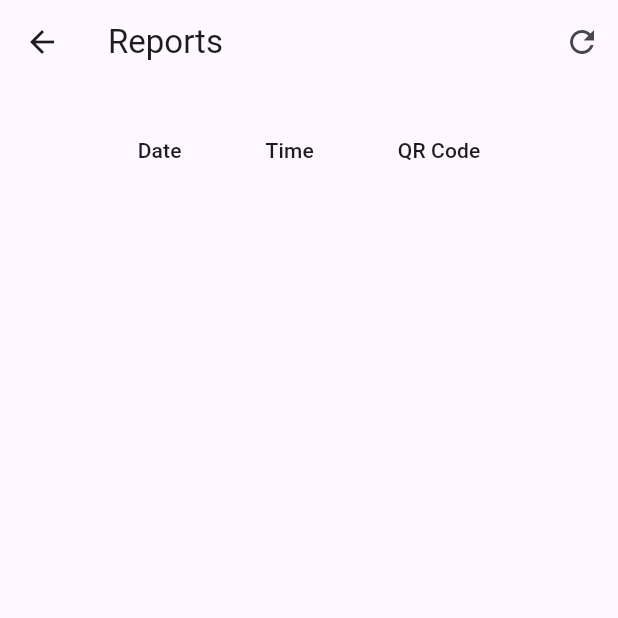
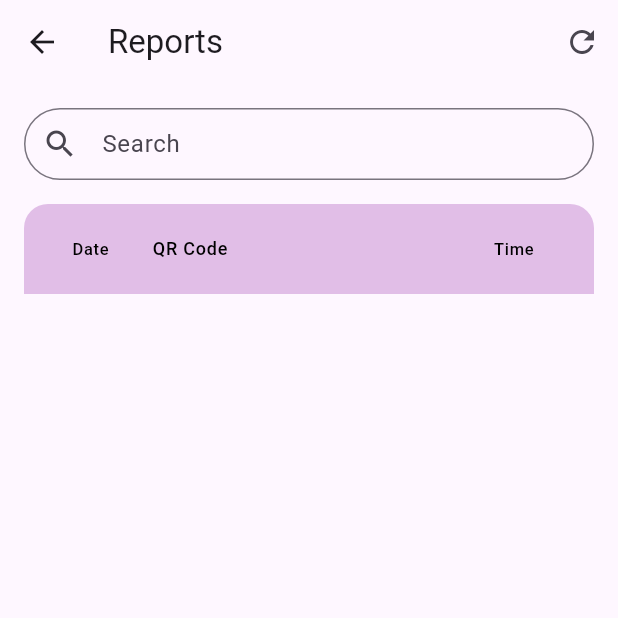
Before and after one commit to shaunniekins/qrollcall, a Flutter app: the ReportPage screen opened directly, on a phone screen of 412 x 824 dp, the top half of it. Run offline on Flutter 3.47's test engine with Material 3 defaults, Android fonts, the phone set to English and light mode, and no system bars; our stand-ins replace animated_splash_screen, flutter_sticky_header, shared_preferences; missing offline and left inert: qr_code_scanner; accounts and stored records are empty.

Commit message:
Add scrollable rows data, deletion of row data and search function

```diff
--- a/lib/pages/report_page.dart
+++ b/lib/pages/report_page.dart
@@ -1,5 +1,5 @@
 import 'package:flutter/material.dart';
-import 'package:intl/intl.dart';
+import 'package:flutter_sticky_header/flutter_sticky_header.dart';
 import 'package:shared_preferences/shared_preferences.dart';
 
 class ReportPage extends StatefulWidget {
@@ -9,6 +9,8 @@ class ReportPage extends StatefulWidget {
 
 class _ReportPageState extends State<ReportPage> {
   List<List<String>> scans = [];
+  List<List<String>> filteredScans = [];
+  String searchQuery = '';
 
   @override
   void initState() {
@@ -28,7 +30,6 @@ class _ReportPageState extends State<ReportPage> {
       }
     }
 
-    // Sort the scans by date and time in descending order
     newScans.sort((a, b) {
       final dateA = DateTime.parse('${a[0]} ${a[1]}');
       final dateB = DateTime.parse('${b[0]} ${b[1]}');
@@ -42,6 +43,11 @@ class _ReportPageState extends State<ReportPage> {
 
   @override
   Widget build(BuildContext context) {
+    // Filter the scans list based on the search query.
+    filteredScans = scans
+        .where((scan) => scan.any((item) => item.contains(searchQuery)))
+        .toList();
+
     return Scaffold(
       appBar: AppBar(
         title: const Text('Reports'),
@@ -53,31 +59,119 @@ class _ReportPageState extends State<ReportPage> {
         ],
       ),
       body: Padding(
-        padding: const EdgeInsets.only(top: 16.0),
-        child: Align(
-          alignment: Alignment.topCenter,
-          child: DataTable(
-            columns: const <DataColumn>[
-              DataColumn(
-                label: Text('Date'),
+        padding: const EdgeInsets.fromLTRB(16, 16, 16, 0),
+        child: Column(
+          children: [
+            TextField(
+              onChanged: (value) {
+                setState(() {
+                  searchQuery = value;
+                });
+              },
+              decoration: const InputDecoration(
+                labelText: "Search",
+                hintText: "Search",
+                hintStyle: TextStyle(fontSize: 14.0),
+                prefixIcon: Icon(Icons.search),
+                border: OutlineInputBorder(
+                  borderRadius: BorderRadius.all(Radius.circular(25.0)),
+                ),
+                contentPadding:
+                    EdgeInsets.symmetric(vertical: 8.0, horizontal: 16.0),
               ),
-              DataColumn(
-                label: Text('Time'),
+            ),
+            const SizedBox(height: 16.0),
+            Expanded(
+              child: CustomScrollView(
+                slivers: [
+                  SliverStickyHeader(
+                    header: ClipRRect(
+                      borderRadius: const BorderRadius.vertical(
+                          top: Radius.circular(16.0)),
+                      child: Container(
+                        height: 60.0,
+                        color: Colors.purple[100],
+                        padding: const EdgeInsets.symmetric(horizontal: 16.0),
+                        alignment: Alignment.centerLeft,
+                        child: const ListTile(
+                          title: Text(
+                            'QR Code',
+                            style: TextStyle(
+                              color: Colors.black,
+                              fontSize: 12,
+                              fontWeight: FontWeight.w500,
+                            ),
+                          ),
+                          leading: Text('Date    ',
+                              style: TextStyle(color: Colors.black)),
+                          trailing: Text('Time',
+                              style: TextStyle(color: Colors.black)),
+                        ),
+                      ),
+                    ),
+                    sliver: SliverList(
+                      delegate: SliverChildBuilderDelegate(
+                        (context, i) => Dismissible(
+                          key: UniqueKey(),
+                          onDismissed: (direction) async {
+                            // Store the item and its index before removing it.
+                            List<String> deletedScan = scans[i];
+                            int deletedIndex = i;
+
+                            // Remove the item from the list.
+                            scans.removeAt(i);
+
+                            // Convert the updated list back to a format that can be stored in SharedPreferences.
+                            List<String> updatedScanStrings =
+                                scans.map((scan) => scan.join(',')).toList();
+
+                            // Save the updated list to SharedPreferences.
+                            final prefs = await SharedPreferences.getInstance();
+                            prefs.setStringList('scans', updatedScanStrings);
+
+                            ScaffoldMessenger.of(context).showSnackBar(
+                              SnackBar(
+                                content: const Text("Item dismissed"),
+                                action: SnackBarAction(
+                                  label: 'CANCEL',
+                                  onPressed: () async {
+                                    // Restore the deleted item.
+                                    scans.insert(deletedIndex, deletedScan);
+                                    List<String> restoredScanStrings = scans
+                                        .map((scan) => scan.join(','))
+                                        .toList();
+                                    await prefs.setStringList(
+                                        'scans', restoredScanStrings);
+                                    setState(() {});
+                                  },
+                                ),
+                              ),
+                            );
+
+                            setState(() {});
+                          },
+                          child: ListTile(
+                            title: Text(
+                              filteredScans[i][2],
+                              style: const TextStyle(
+                                color: Colors.purple,
+                                fontWeight: FontWeight.bold,
+                              ),
+                            ),
+                            leading: Text(
+                              filteredScans[i][0],
+                            ),
+                            trailing: Text(filteredScans[i][1]),
+                          ),
+                        ),
+                        childCount: filteredScans.length,
+                      ),
+                    ),
+                  ),
+                ],
               ),
-              DataColumn(
-                label: Text('QR Code'),
-              ),
-            ],
-            rows: scans
-                .map((scan) => DataRow(
-                      cells: <DataCell>[
-                        DataCell(Text(scan[0])),
-                        DataCell(Text(scan[1])),
-                        DataCell(Text(scan[2])),
-                      ],
-                    ))
-                .toList(),
-          ),
+            ),
+          ],
         ),
       ),
     );
--- a/pubspec.yaml
+++ b/pubspec.yaml
@@ -10,6 +10,7 @@ dependencies:
   animated_splash_screen: ^1.3.0
   flutter:
     sdk: flutter
+  flutter_sticky_header: ^0.6.5
   intl: ^0.19.0
   qr_code_scanner: ^1.0.1
   shared_preferences: ^2.2.3
```
Also changed, not shown: pubspec.lock.
